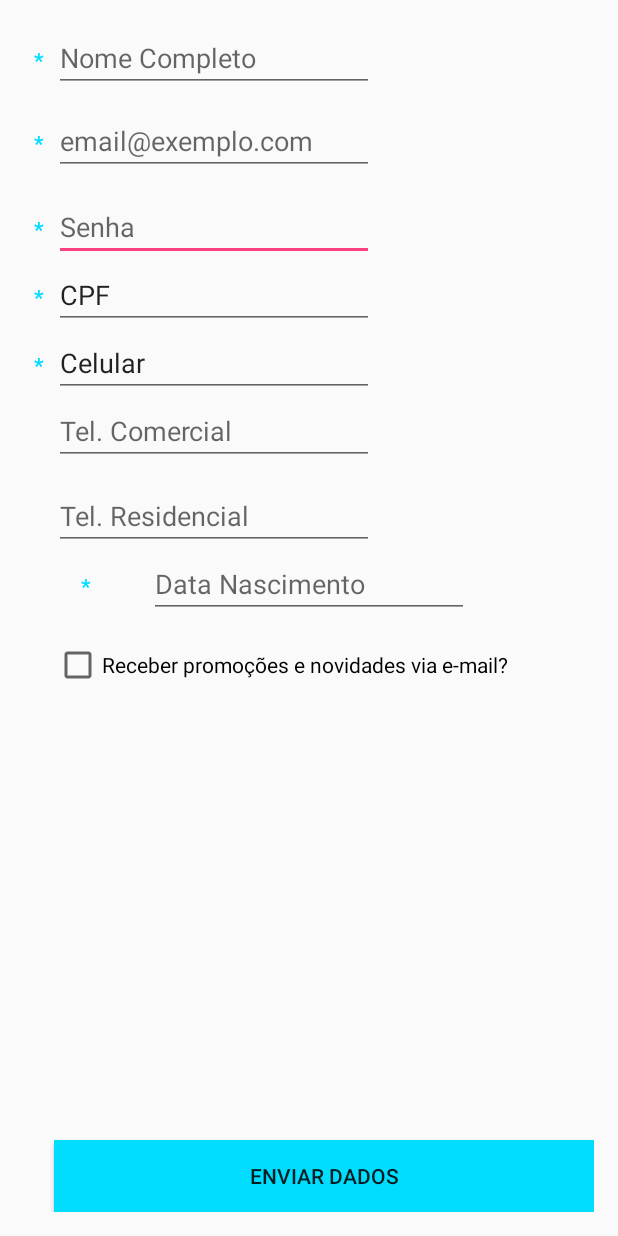
After one commit to URWay/Gandalf-App, an Android app: the CadastroCliente screen opened directly, with no data from a screen before it, on a phone screen of 412 x 824 dp. The commit adds this screen. Run offline under Robolectric (Android 15) with nearby library versions, the phone set to English and light mode, and no system bars; 2 statements that could not run were skipped.

Commit message:
Cadastro Endereço & Cadastro Cliente
 - Terminar Cadastro Endereço;
 - Testar Cadastro Cliente.

```diff
--- /dev/null
+++ b/PIQuatro/app/src/main/java/com/senac/luiz/piquatro/CadastroCliente.java
@@ -0,0 +1,128 @@
+package com.senac.luiz.piquatro;
+
+import android.content.DialogInterface;
+import android.support.v7.app.AlertDialog;
+import android.support.v7.app.AppCompatActivity;
+import android.os.Bundle;
+import android.text.Editable;
+import android.text.TextWatcher;
+import android.view.View;
+import android.widget.Button;
+import android.widget.CheckBox;
+import android.widget.EditText;
+import android.text.Editable;
+import android.text.TextWatcher;
+
+import static com.senac.luiz.piquatro.R.id.txtlogin;
+
+public class CadastroCliente extends AppCompatActivity {
+    private EditText txtnome;
+    private EditText txtemail;
+    private EditText txtsenha;
+    private EditText txtcpf;
+    private EditText txttelefone;
+    private EditText txtcelular;
+    private EditText txtcomercial;
+    private EditText txtresidencial;
+    private EditText txtnasc;
+    private CheckBox checknews;
+    private Button btnok;
+
+    private TextWatcher cpfMask;
+
+    @Override
+    protected void onCreate(Bundle savedInstanceState) {
+        super.onCreate(savedInstanceState);
+        setContentView(R.layout.activity_cadastro_cliente);
+
+        txtnome = (EditText) findViewById(R.id.txtnome);
+        txtemail = (EditText) findViewById(R.id.txtemail);
+
+        txtsenha = (EditText) findViewById(R.id.txtsenha);
+        txtcpf = (EditText) findViewById(R.id.txtcpf);
+        txttelefone = (EditText) findViewById(R.id.txttelefone);
+        txtcelular = (EditText) findViewById(R.id.txtcelular);
+        txtcomercial = (EditText) findViewById(R.id.txtcomercial);
+        txtresidencial = (EditText) findViewById(R.id.txtres);
+        txtnasc = (EditText) findViewById(R.id.txtnasc);
+        checknews = (CheckBox) findViewById(R.id.checknews);
+        btnok = (Button) findViewById(R.id.btnok);
+
+
+        class MaskWatcher implements TextWatcher {
+            private boolean isRunning = false;
+            private boolean isDeleting = false;
+            private final String mask;
+
+            public MaskWatcher(String mask) {
+                this.mask = mask;
+            }
+
+            @Override
+            public void beforeTextChanged(CharSequence charSequence, int start, int count, int after) {
+                isDeleting = count > after;
+            }
+
+            @Override
+            public void onTextChanged(CharSequence charSequence, int start, int before, int count) {
+            }
+
+            @Override
+            public void afterTextChanged(Editable editable) {
+                if (isRunning || isDeleting) {
+                    return;
+                }
+                isRunning = true;
+
+                int editableLength = editable.length();
+                if (editableLength < mask.length()) {
+                    if (mask.charAt(editableLength) != '#') {
+                        editable.append(mask.charAt(editableLength));
+                    } else if (mask.charAt(editableLength-1) != '#') {
+                        editable.insert(editableLength-1, mask, editableLength-1, editableLength);
+                    }
+                }
+
+                isRunning = false;
+            }
+        }
+
+
+
+        txtcpf.addTextChangedListener(new MaskWatcher("###.###.###-##"));
+        txttelefone.addTextChangedListener(new MaskWatcher("####-####"));
+        txtcomercial.addTextChangedListener(new MaskWatcher("####-####"));
+        txtresidencial.addTextChangedListener(new MaskWatcher("####-####"));
+        txtcelular.addTextChangedListener(new MaskWatcher("(##) # ####-####"));
+
+
+        btnok.setOnClickListener(new View.OnClickListener() {
+            @Override
+            public void onClick(View view) {
+                if (txtnome.equals("") || txtemail.equals("") || txtsenha.equals("") || txtcpf.equals("") || txttelefone.equals("")) {
+                    AlertDialog.Builder alerta = new AlertDialog.Builder(CadastroCliente.this);
+                    alerta.setTitle("Erro!");
+                    alerta.setMessage("Os campos com * são obrigatórios!");
+
+                    alerta.setPositiveButton("OK", new DialogInterface.OnClickListener() {
+                        @Override
+                        public void onClick(DialogInterface dialog, int id) {
+                            txtnome.setText(null);
+                            txtemail.setText(null);
+                            txtsenha.setText(null);
+                            txtcpf.setText(null);
+                            txttelefone.setText(null);
+
+                        }
+                    });
+                    AlertDialog dialog = alerta.create();
+                    dialog.show();
+
+                }
+            }
+
+        });
+
+
+    }
+}
--- a/PIQuatro/app/src/main/java/com/senac/luiz/piquatro/Login.java
+++ b/PIQuatro/app/src/main/java/com/senac/luiz/piquatro/Login.java
@@ -12,6 +12,8 @@ import android.widget.EditText;
 import android.widget.TextView;
 
 import org.w3c.dom.Text;
+
+import static android.support.v7.appcompat.R.styleable.AlertDialog;
 
 public class Login extends AppCompatActivity {
 private EditText txtlogin;
--- /dev/null
+++ b/PIQuatro/app/src/main/res/layout/activity_cadastro_cliente.xml
@@ -0,0 +1,199 @@
+<?xml version="1.0" encoding="utf-8"?>
+<RelativeLayout xmlns:android="http://schemas.android.com/apk/res/android"
+    xmlns:tools="http://schemas.android.com/tools"
+    android:id="@+id/activity_cadastro_cliente"
+    android:layout_width="match_parent"
+    android:layout_height="match_parent"
+    android:paddingBottom="@dimen/activity_vertical_margin"
+    android:paddingLeft="@dimen/activity_horizontal_margin"
+    android:paddingRight="@dimen/activity_horizontal_margin"
+    android:paddingTop="@dimen/activity_vertical_margin"
+    tools:context="com.senac.luiz.piquatro.CadastroCliente">
+
+
+    <TextView
+        android:text="*"
+        android:layout_width="wrap_content"
+        android:layout_height="wrap_content"
+        android:id="@+id/textView18"
+        android:layout_alignBaseline="@+id/txtnome"
+        android:layout_alignBottom="@+id/txtnome"
+        android:layout_alignParentStart="true"
+        android:layout_toStartOf="@+id/txtnome"
+        android:textAlignment="center"
+        android:textStyle="normal|bold"
+        android:textColor="@android:color/holo_blue_bright" />
+
+    <EditText
+        android:layout_width="wrap_content"
+        android:layout_height="wrap_content"
+        android:inputType="textPassword"
+        android:ems="10"
+        android:id="@+id/txtsenha"
+        android:hint="Senha"
+        android:layout_below="@+id/txtemail"
+        android:layout_alignStart="@+id/txtemail"
+        android:layout_marginTop="12dp" />
+
+    <EditText
+        android:layout_width="wrap_content"
+        android:layout_height="wrap_content"
+        android:inputType="textPersonName"
+        android:ems="10"
+        android:layout_marginTop="10dp"
+        android:id="@+id/txtemail"
+        android:hint="email@exemplo.com"
+        android:layout_below="@+id/txtnome"
+        android:layout_alignStart="@+id/txtnome" />
+
+    <EditText
+        android:layout_width="wrap_content"
+        android:layout_height="wrap_content"
+        android:inputType="phone"
+        android:ems="10"
+        android:id="@+id/txtcelular"
+        android:layout_below="@+id/txtcpf"
+        android:layout_alignStart="@+id/txtcpf"
+        android:text="Celular" />
+
+    <EditText
+        android:layout_width="wrap_content"
+        android:layout_height="wrap_content"
+        android:inputType="phone"
+        android:ems="10"
+        android:id="@+id/txtcomercial"
+        android:layout_below="@+id/txtcelular"
+        android:layout_alignStart="@+id/txtcelular"
+        android:hint="Tel. Comercial" />
+
+    <EditText
+        android:layout_width="wrap_content"
+        android:layout_height="wrap_content"
+        android:inputType="phone"
+        android:ems="10"
+        android:layout_below="@+id/txtcomercial"
+        android:layout_alignStart="@+id/txtcomercial"
+        android:layout_marginTop="11dp"
+        android:id="@+id/txtres"
+        android:hint="Tel. Residencial" />
+
+    <CheckBox
+        android:text="Receber promoções e novidades via e-mail? "
+        android:layout_width="wrap_content"
+        android:layout_height="wrap_content"
+        android:layout_below="@+id/txtnasc"
+        android:layout_alignParentStart="true"
+        android:layout_marginStart="20dp"
+        android:layout_marginTop="15dp"
+        android:id="@+id/checknews"
+        android:layout_alignParentEnd="true" />
+
+    <EditText
+        android:layout_width="wrap_content"
+        android:layout_height="wrap_content"
+        android:inputType="textPersonName"
+        android:ems="10"
+        android:id="@+id/txtnome"
+        android:hint="Nome Completo"
+        android:layout_alignParentTop="true"
+        android:layout_alignStart="@+id/checknews" />
+
+    <Button
+        android:text="Enviar Dados"
+        android:layout_width="wrap_content"
+        android:layout_height="wrap_content"
+        android:id="@+id/btnok"
+        android:background="@android:color/holo_blue_bright"
+        android:textSize="14sp"
+        android:layout_alignParentBottom="true"
+        android:layout_alignStart="@+id/checknews"
+        android:layout_alignParentEnd="true" />
+
+    <EditText
+        android:layout_width="wrap_content"
+        android:layout_height="wrap_content"
+        android:inputType="textPersonName"
+        android:text="CPF"
+        android:ems="10"
+        android:id="@+id/txtcpf"
+        android:layout_below="@+id/txtsenha"
+        android:layout_alignStart="@+id/txtsenha" />
+
+    <TextView
+        android:text="*"
+        android:layout_width="wrap_content"
+        android:layout_height="wrap_content"
+        android:id="@+id/textView14"
+        android:textAlignment="center"
+        android:textStyle="normal|bold"
+        android:textColor="@android:color/holo_blue_bright"
+        android:layout_alignBaseline="@+id/txtemail"
+        android:layout_alignBottom="@+id/txtemail"
+        android:layout_alignParentStart="true"
+        android:layout_toStartOf="@+id/txtemail" />
+
+    <TextView
+        android:text="*"
+        android:layout_width="wrap_content"
+        android:layout_height="wrap_content"
+        android:id="@+id/textView16"
+        android:textAlignment="center"
+        android:textStyle="normal|bold"
+        android:textColor="@android:color/holo_blue_bright"
+        android:layout_alignBaseline="@+id/txtsenha"
+        android:layout_alignBottom="@+id/txtsenha"
+        android:layout_alignParentStart="true"
+        android:layout_toStartOf="@+id/txtsenha" />
+
+    <TextView
+        android:text="*"
+        android:layout_width="wrap_content"
+        android:layout_height="wrap_content"
+        android:id="@+id/textView17"
+        android:textAlignment="center"
+        android:textStyle="normal|bold"
+        android:textColor="@android:color/holo_blue_bright"
+        android:layout_alignBaseline="@+id/txtcpf"
+        android:layout_alignBottom="@+id/txtcpf"
+        android:layout_alignParentStart="true"
+        android:layout_toStartOf="@+id/txtcpf" />
+
+    <TextView
+        android:text="*"
+        android:layout_width="wrap_content"
+        android:layout_height="wrap_content"
+        android:id="@+id/textView19"
+        android:textAlignment="center"
+        android:textStyle="normal|bold"
+        android:textColor="@android:color/holo_blue_bright"
+        android:layout_alignBaseline="@+id/txtcelular"
+        android:layout_alignBottom="@+id/txtcelular"
+        android:layout_alignParentStart="true"
+        android:layout_toStartOf="@+id/txtcelular" />
+
+    <TextView
+        android:text="*"
+        android:layout_width="wrap_content"
+        android:layout_height="wrap_content"
+        android:id="@+id/textView15"
+        android:textAlignment="center"
+        android:textStyle="normal|bold"
+        android:textColor="@android:color/holo_blue_bright"
+        android:layout_alignBaseline="@+id/txtnasc"
+        android:layout_alignBottom="@+id/txtnasc"
+        android:layout_alignParentStart="true"
+        android:layout_toStartOf="@+id/txtnasc" />
+
+    <EditText
+        android:layout_width="wrap_content"
+        android:layout_height="wrap_content"
+        android:inputType="date"
+        android:ems="10"
+        android:id="@+id/txtnasc"
+        android:hint="Data Nascimento"
+        android:layout_below="@+id/txtres"
+        android:layout_centerHorizontal="true"
+        />
+
+
+</RelativeLayout>
--- a/PIQuatro/app/src/main/res/layout/activity_splash_screen.xml
+++ b/PIQuatro/app/src/main/res/layout/activity_splash_screen.xml
@@ -4,7 +4,7 @@
     xmlns:tools="http://schemas.android.com/tools"
     android:layout_width="match_parent"
     android:layout_height="match_parent"
-    tools:context="com.senac.luiz.piquatro.SplashScreen">
+    tools:context="com.senac.luiz.piquatro.SplashActivity">
 
     <ImageView
         android:id="@+id/imageView6"
--- a/PIQuatro/app/src/main/res/values/strings.xml
+++ b/PIQuatro/app/src/main/res/values/strings.xml
@@ -19,7 +19,6 @@
     <string name="dummy_button">Dummy Button</string>
     <string name="dummy_content">DUMMY\nCONTENT</string>
 
-    <!-- TODO: Remove or change this placeholder text -->
     <string name="hello_blank_fragment">Hello blank fragment</string>
     <string name="title_activity_home">Home</string>
 
```
Also changed, not shown: PIQuatro/app/src/main/AndroidManifest.xml (+11 -15 lines), PIQuatro/app/src/main/java/com/senac/luiz/piquatro/CadastroEndereco.java (added, +69 -0 lines), PIQuatro/app/src/main/java/com/senac/luiz/piquatro/Home.java (+10 -0 lines), PIQuatro/app/src/main/res/layout/activity_cadastro_endereco.xml (added, +116 -0 lines), PIQuatro/app/src/main/res/layout/activity_login_reg.xml (+22 -23 lines), 3 other files.
